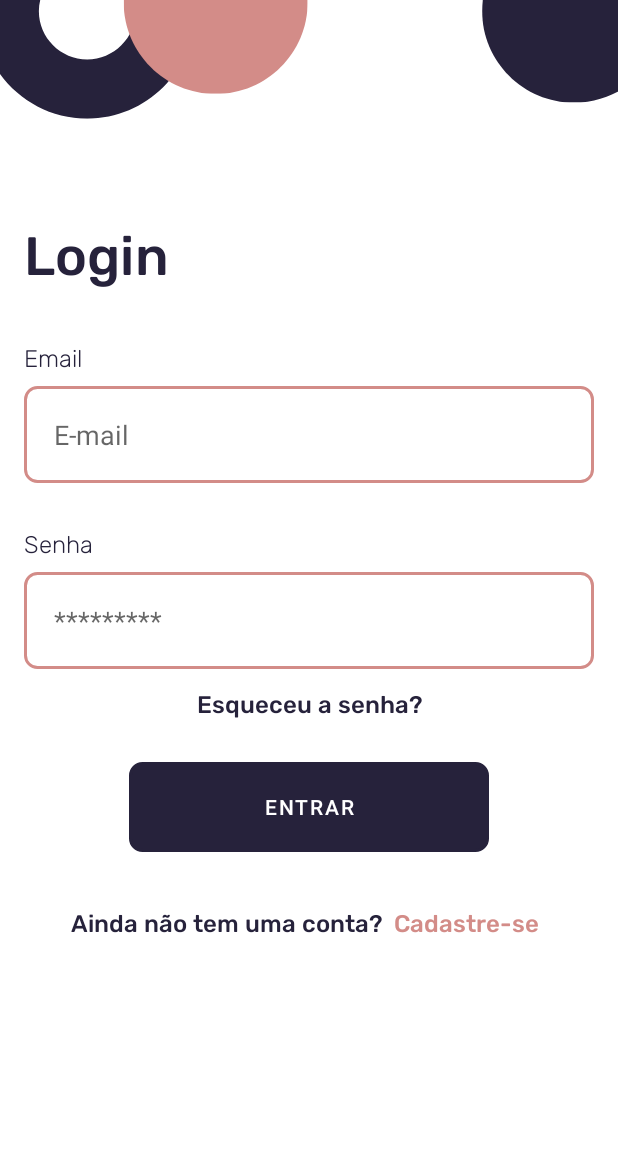
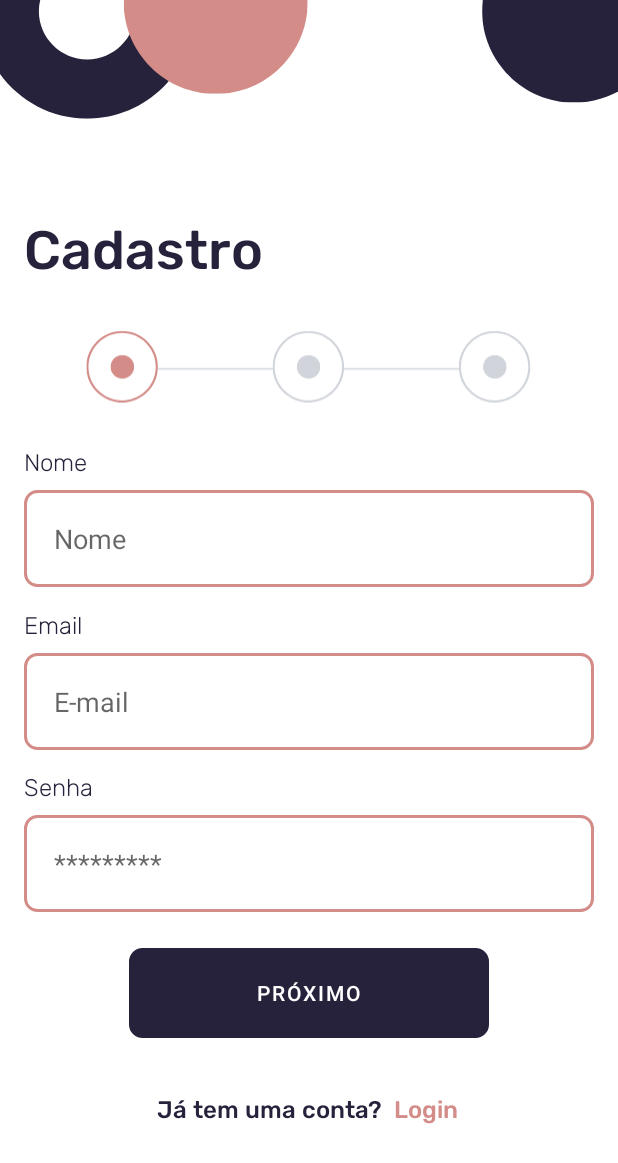
Before and after one commit to Sweet-Stock/mobile, an Android app: the screen it shows after launch (MainActivity), on a phone screen of 412 x 824 dp. Shown: the top 1163 px of the screen. Run offline under Robolectric (Android 15) with nearby library versions, the phone set to English and light mode, and no system bars.

Commit message:
sign up page step one

```diff
--- a/app/build.gradle
+++ b/app/build.gradle
@@ -14,7 +14,6 @@ android {
         targetSdk 32
         versionCode 1
         versionName "1.0"
-
         testInstrumentationRunner "androidx.test.runner.AndroidJUnitRunner"
     }
 
@@ -34,7 +33,8 @@ android {
 }
 
 dependencies {
-
+    implementation 'com.squareup.retrofit2:retrofit:2.9.0'
+    implementation 'com.squareup.retrofit2:converter-gson:2.9.0'
     implementation 'androidx.core:core-ktx:1.7.0'
     implementation 'androidx.appcompat:appcompat:1.5.0'
     implementation 'com.google.android.material:material:1.6.1'
--- a/app/src/main/res/layout/activity_main.xml
+++ b/app/src/main/res/layout/activity_main.xml
@@ -10,9 +10,13 @@
 
     <ImageView
         android:layout_width="438dp"
-        android:layout_height="133dp"
+        android:layout_height="105dp"
         android:scaleType="fitStart"
         android:src="@drawable/banner" />
+
+    <ScrollView
+        android:layout_width="match_parent"
+        android:layout_height="wrap_content">
 
         <LinearLayout
             android:layout_width="match_parent"
@@ -24,15 +28,42 @@
             <TextView
                 android:layout_width="match_parent"
                 android:layout_height="wrap_content"
+                android:layout_marginTop="24dp"
                 android:fontFamily="@font/rubik_medium"
-            android:text="Login"
+                android:text="Cadastro"
                 android:textColor="@color/primary"
                 android:textSize="36dp" />
+
+            <ImageView
+                android:layout_width="316dp"
+                android:layout_height="91dp"
+                android:layout_marginTop="10dp"
+                android:scaleType="fitStart"
+                android:src="@drawable/progress_bar_1" />
 
             <TextView
                 android:layout_width="match_parent"
                 android:layout_height="wrap_content"
-            android:layout_marginTop="36dp"
+                android:layout_marginTop="8dp"
+                android:layout_marginBottom="8dp"
+
+                android:fontFamily="@font/rubik_light"
+                android:text="Nome"
+                android:textColor="@color/primary"
+                android:textSize="16dp" />
+
+            <EditText
+                android:id="@+id/etName"
+                android:layout_width="match_parent"
+                android:layout_height="wrap_content"
+                android:background="@drawable/et_style"
+                android:hint="Nome"
+                android:padding="20dp" />
+
+            <TextView
+                android:layout_width="match_parent"
+                android:layout_height="wrap_content"
+                android:layout_marginTop="16dp"
                 android:layout_marginBottom="8dp"
 
                 android:fontFamily="@font/rubik_light"
@@ -51,7 +82,7 @@
             <TextView
                 android:layout_width="match_parent"
                 android:layout_height="wrap_content"
-            android:layout_marginTop="32dp"
+                android:layout_marginTop="16dp"
                 android:layout_marginBottom="8dp"
                 android:fontFamily="@font/rubik_light"
                 android:inputType="textEmailAddress"
@@ -68,33 +99,22 @@
                 android:inputType="textPassword"
                 android:padding="20dp" />
 
-        <TextView
-            android:layout_width="match_parent"
-            android:layout_height="wrap_content"
-            android:layout_marginTop="14dp"
-            android:layout_marginBottom="8dp"
-            android:fontFamily="@font/rubik_medium"
-            android:text="Esqueceu a senha?"
+            <Button
+                android:layout_width="240dp"
+                android:layout_height="60dp"
+                android:layout_marginTop="24dp"
+                android:background="@drawable/bt_style"
+                android:text="Próximo"
                 android:textAlignment="center"
-            android:textColor="@color/primary"
-            android:textSize="16dp" />
+                android:textColor="#FFFF" />
 
             <LinearLayout
                 android:layout_width="match_parent"
                 android:layout_height="wrap_content"
                 android:layout_gravity="center_vertical"
-            android:layout_marginBottom="64dp"
+                android:layout_marginBottom="24dp"
                 android:gravity="center"
                 android:orientation="vertical">
-
-            <Button
-                android:layout_width="240dp"
-                android:layout_height="60dp"
-                android:layout_marginTop="20dp"
-                android:background="@drawable/bt_style"
-                android:text="Entrar"
-                android:textAlignment="center"
-                android:textColor="#FFFF" />
 
                 <LinearLayout
                     android:layout_width="match_parent"
@@ -107,7 +127,7 @@
                         android:layout_marginTop="32dp"
                         android:layout_marginBottom="20dp"
                         android:fontFamily="@font/rubik_medium"
-                    android:text="Ainda não tem uma conta?"
+                        android:text="Já tem uma conta?"
                         android:textAlignment="textEnd"
                         android:textColor="@color/primary"
                         android:textSize="16dp" />
@@ -118,7 +138,7 @@
                         android:layout_marginTop="32dp"
                         android:layout_marginBottom="20dp"
                         android:fontFamily="@font/rubik_medium"
-                    android:text="  Cadastre-se"
+                        android:text="  Login"
                         android:textColor="@color/secondary"
                         android:textSize="16dp" />
                 </LinearLayout>
@@ -127,4 +147,5 @@
 
 
         </LinearLayout>
+    </ScrollView>
 </LinearLayout>
--- a/app/src/main/res/layout/activity_sing_up.xml
+++ b/app/src/main/res/layout/activity_sing_up.xml
@@ -1,9 +1,10 @@
 <?xml version="1.0" encoding="utf-8"?>
-<androidx.constraintlayout.widget.ConstraintLayout xmlns:android="http://schemas.android.com/apk/res/android"
+<LinearLayout xmlns:android="http://schemas.android.com/apk/res/android"
     xmlns:app="http://schemas.android.com/apk/res-auto"
     xmlns:tools="http://schemas.android.com/tools"
     android:layout_width="match_parent"
+    android:orientation="vertical"
     android:layout_height="match_parent"
     tools:context=".SingUpActivity">
 
-</androidx.constraintlayout.widget.ConstraintLayout>
+</LinearLayout>
--- a/app/src/main/res/values-night/themes.xml
+++ b/app/src/main/res/values-night/themes.xml
@@ -2,13 +2,13 @@
     <!-- Base application theme. -->
     <style name="Theme.Sweetstore" parent="Theme.MaterialComponents.DayNight.NoActionBar">
         <!-- Primary brand color. -->
-        <item name="colorPrimary">@color/purple_200</item>
-        <item name="colorPrimaryVariant">@color/purple_700</item>
-        <item name="colorOnPrimary">@color/black</item>
+        <item name="colorPrimary">@color/secondary</item>
+        <item name="colorPrimaryVariant">@color/secondary</item>
+        <item name="colorOnPrimary">@color/secondary</item>
         <!-- Secondary brand color. -->
-        <item name="colorSecondary">@color/teal_200</item>
-        <item name="colorSecondaryVariant">@color/teal_200</item>
-        <item name="colorOnSecondary">@color/black</item>
+        <item name="colorSecondary">@color/primary</item>
+        <item name="colorSecondaryVariant">@color/primary</item>
+        <item name="colorOnSecondary">@color/primary</item>
         <!-- Status bar color. -->
         <item name="android:statusBarColor" tools:targetApi="l">?attr/colorPrimaryVariant</item>
         <!-- Customize your theme here. -->
```
Also changed, not shown: app/src/main/AndroidManifest.xml (+11 -1 lines), app/src/main/res/layout/activity_login.xml (+123 -2 lines). Lines whose indentation alone changed are shown as unchanged.
